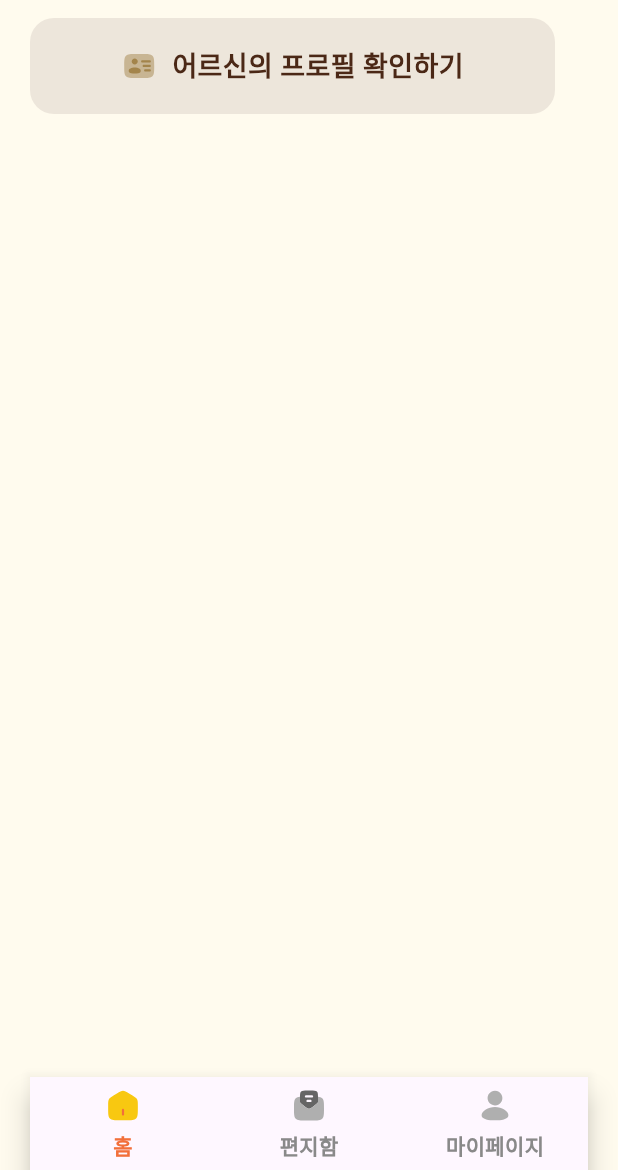
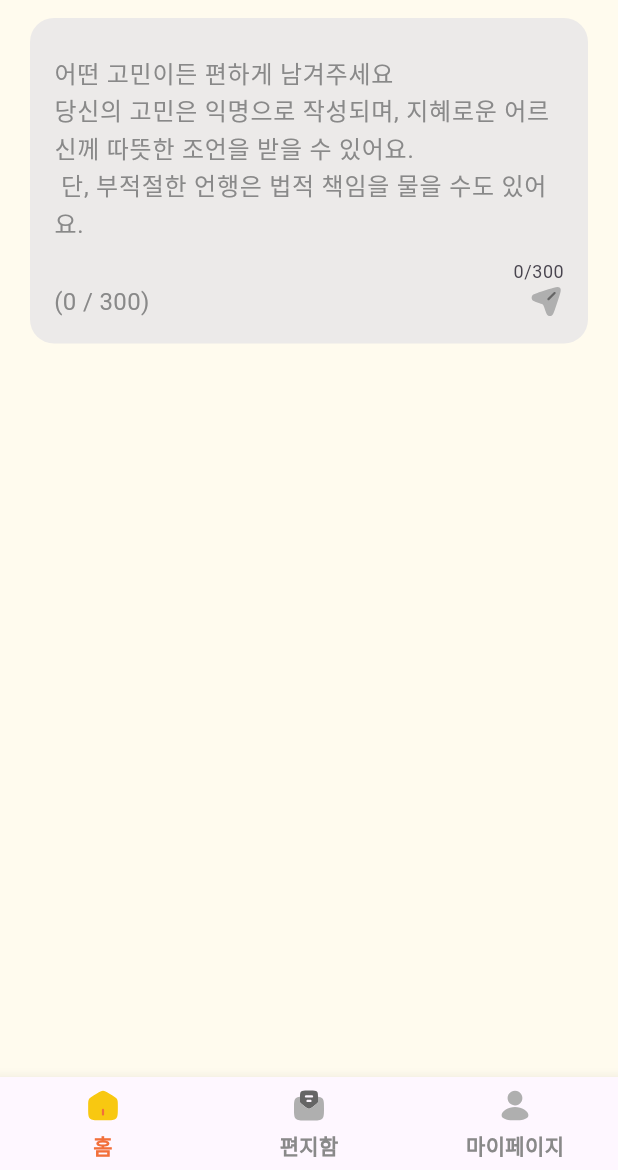
Before and after one commit to gdsc-ssu/gdgoc-weve-client, a Flutter app: the screen it shows after launch, on a phone screen of 412 x 824 dp, the part 66-1236 px from its top. Run offline on Flutter 3.47's test engine with Material 3 defaults, Android fonts, the phone set to English and light mode, and no system bars; our stand-ins replace flutter_riverpod, flutter_svg, fluttertoast; Roboto replaces fonts that are missing (Pretendard).

Commit message:
feat: input box 추가

```diff
--- a/lib/commons/presentation/main_screen.dart
+++ b/lib/commons/presentation/main_screen.dart
@@ -35,14 +35,11 @@ class MainScreen extends ConsumerWidget {
         padding: const EdgeInsets.symmetric(horizontal: 20),
         child: pages[selectedIndex],
       ),
-      bottomNavigationBar: Padding(
-        padding: const EdgeInsets.symmetric(horizontal: 20),
-        child: Column(
-          mainAxisSize: MainAxisSize.min,
-          children: [
-            SeniorNavigationBar(),
-          ],
-        ),
+      bottomNavigationBar: Column(
+        mainAxisSize: MainAxisSize.min,
+        children: [
+          SeniorNavigationBar(),
+        ],
       ),
     );
   }
--- /dev/null
+++ b/lib/commons/widgets/junior/box/view/input_box_worry.dart
@@ -0,0 +1,66 @@
+import 'package:flutter/material.dart';
+import 'package:weve_client/core/constants/colors.dart';
+import 'package:weve_client/core/constants/custom_icon.dart';
+import 'package:weve_client/core/constants/fonts.dart';
+
+class InputBoxWorry extends StatefulWidget {
+  const InputBoxWorry({super.key});
+
+  @override
+  State<InputBoxWorry> createState() => _InputBoxWorryState();
+}
+
+class _InputBoxWorryState extends State<InputBoxWorry> {
+  final TextEditingController _controller = TextEditingController();
+  int _textLength = 0;
+  final String placeholder =
+      "어떤 고민이든 편하게 남겨주세요 \n당신의 고민은 익명으로 작성되며, 지혜로운 어르신께 따뜻한 조언을 받을 수 있어요.\n 단, 부적절한 언행은 법적 책임을 물을 수도 있어요.";
+
+  @override
+  void initState() {
+    super.initState();
+    _controller.addListener(() {
+      setState(() {
+        _textLength = _controller.text.length;
+      });
+    });
+  }
+
+  @override
+  Widget build(BuildContext context) {
+    return Container(
+      padding: EdgeInsets.all(16),
+      decoration: BoxDecoration(
+        color: WeveColor.bg.bg2,
+        borderRadius: BorderRadius.circular(16),
+      ),
+      child: Column(
+        crossAxisAlignment: CrossAxisAlignment.start,
+        children: [
+          TextField(
+            controller: _controller,
+            maxLines: 5,
+            maxLength: 300,
+            decoration: InputDecoration(
+                border: InputBorder.none,
+                hintText: placeholder,
+                hintStyle: WeveText.body3(color: WeveColor.gray.gray5)),
+            style: WeveText.body3(color: WeveColor.gray.gray2),
+          ),
+          Row(
+            mainAxisAlignment: MainAxisAlignment.spaceBetween,
+            children: [
+              Text("($_textLength / 300)",
+                  style: WeveText.body3(color: WeveColor.gray.gray5)),
+
+              // 종이비행기 아이콘 (50자 이상이면 검은색, 아니면 회색)
+              _textLength >= 50
+                  ? CustomIcons.getIcon(CustomIcons.mySendActive, size: 24)
+                  : CustomIcons.getIcon(CustomIcons.mySendDeactive, size: 24),
+            ],
+          ),
+        ],
+      ),
+    );
+  }
+}
--- a/lib/commons/widgets/junior/list_item/view/list_item_complete.dart
+++ b/lib/commons/widgets/junior/list_item/view/list_item_complete.dart
@@ -16,15 +16,15 @@ class ListItemComplete extends StatelessWidget {
     return Container(
       padding: EdgeInsets.symmetric(vertical: 16, horizontal: 20),
       decoration: BoxDecoration(
-        color: WeveColor.main.yellow1_100,
+        color: WeveColor.main.yellow1_20,
         borderRadius: BorderRadius.circular(16),
       ),
       child: Row(
         children: [
-          CustomIcons.getIcon(CustomIcons.juniorHeart),
+          CustomIcons.getIcon(CustomIcons.juniorCheck),
           SizedBox(width: 10),
           Text(text,
-              style: WeveText.semiHeader4(color: WeveColor.main.yellowText)),
+              style: WeveText.semiHeader4(color: WeveColor.main.yellow4)),
         ],
       ),
     );
--- a/lib/commons/widgets/junior/list_item/view/list_item_responsed.dart
+++ b/lib/commons/widgets/junior/list_item/view/list_item_responsed.dart
@@ -16,15 +16,15 @@ class ListItemResponded extends StatelessWidget {
     return Container(
       padding: EdgeInsets.symmetric(vertical: 16, horizontal: 20),
       decoration: BoxDecoration(
-        color: WeveColor.main.yellow1_20,
+        color: WeveColor.main.yellow1_100,
         borderRadius: BorderRadius.circular(16),
       ),
       child: Row(
         children: [
-          CustomIcons.getIcon(CustomIcons.juniorCheck),
+          CustomIcons.getIcon(CustomIcons.juniorHeart),
           SizedBox(width: 10),
           Text(text,
-              style: WeveText.semiHeader4(color: WeveColor.main.yellow4)),
+              style: WeveText.semiHeader4(color: WeveColor.main.yellowText)),
         ],
       ),
     );
--- a/lib/features/junior/presentation/views/junior_home_screen.dart
+++ b/lib/features/junior/presentation/views/junior_home_screen.dart
@@ -1,16 +1,6 @@
 import 'package:flutter/material.dart';
 import 'package:flutter_riverpod/flutter_riverpod.dart';
-import 'package:weve_client/commons/widgets/junior/banner/view/banner1.dart';
-import 'package:weve_client/commons/widgets/junior/banner/view/banner2.dart';
-import 'package:weve_client/commons/widgets/junior/button/view/senior_profile_button.dart';
-import 'package:weve_client/commons/widgets/junior/header/view/header.dart';
-
-import 'package:weve_client/commons/widgets/junior/input/view/input_field.dart';
-import 'package:weve_client/commons/widgets/junior/input/view/input_header.dart';
-import 'package:weve_client/commons/widgets/junior/list_item/view/list_item_complete.dart';
-import 'package:weve_client/commons/widgets/junior/list_item/view/list_item_responsed.dart';
-import 'package:weve_client/commons/widgets/junior/list_item/view/list_item_waiting.dart';
-import 'package:weve_client/core/constants/custom_svg_image.dart';
+import 'package:weve_client/commons/widgets/junior/box/view/input_box_worry.dart';
 
 class JuniorHomeScreen extends ConsumerWidget {
   const JuniorHomeScreen({super.key});
@@ -19,7 +9,7 @@ class JuniorHomeScreen extends ConsumerWidget {
   Widget build(BuildContext context, WidgetRef ref) {
     return Scaffold(
         body: Column(
-      children: [SeniorProfileButton()],
+      children: [InputBoxWorry()],
     ));
   }
 }
```
Also changed, not shown: lib/commons/widgets/junior/box/view/chat_box.dart (added, +50 -0 lines).
